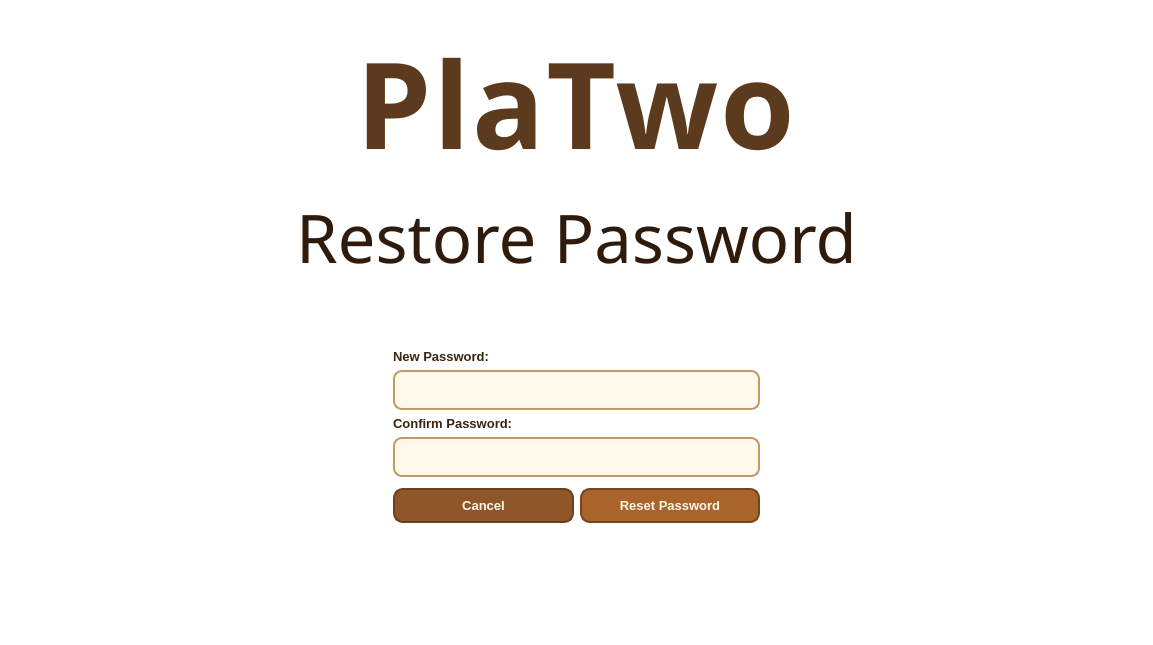
PlaTwo-project/PlaTwo, file UI/Auth/ForgotPassword/forgot_password.ui: the form before one commit.
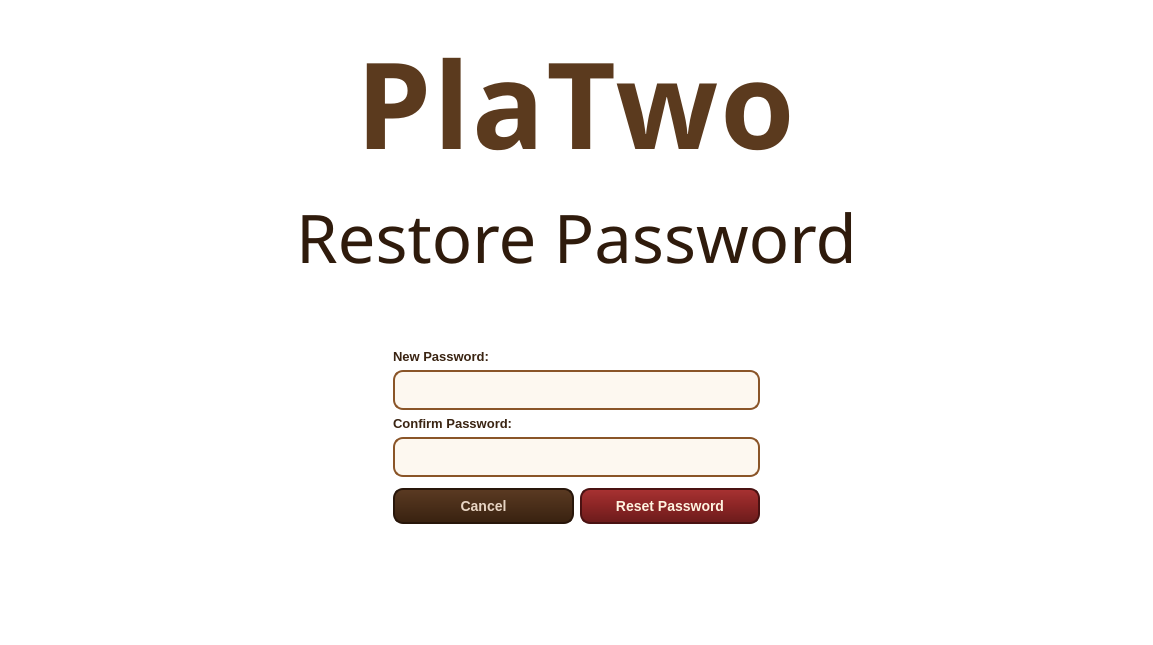
The form after the commit. The open tabs and pages were chosen to show the change.

Patch:
```diff
--- a/UI/Auth/ForgotPassword/forgot_password.ui
+++ b/UI/Auth/ForgotPassword/forgot_password.ui
@@ -580,18 +580,21 @@
               <font>
                <family>Segoe UI Semibold</family>
                <pointsize>11</pointsize>
+               <bold>true</bold>
               </font>
              </property>
              <property name="styleSheet">
-              <string notr="true">QLineEdit {
-    background-color: rgba(255, 248, 235, 235);
-    color: #2E1A0B;
-    border: 2px solid #C49A63;
-    border-radius: 9px;
+              <string notr="true">
+QLineEdit {
+    background-color: #FDF8F0;
+    color: #2F1B0C;
+    border: 2px solid #8A5528;
+    border-radius: 10px;
     padding: 7px 11px;
     font-size: 10.5pt;
+    font-weight: bold;
     selection-background-color: #B77A3D;
-    selection-color: #FFF8EA;
+    selection-color: #FFFFFF;
 }
 
 QLineEdit:hover {
@@ -650,18 +653,21 @@
               <font>
                <family>Segoe UI Semibold</family>
                <pointsize>11</pointsize>
+               <bold>true</bold>
               </font>
              </property>
              <property name="styleSheet">
-              <string notr="true">QLineEdit {
-    background-color: rgba(255, 248, 235, 235);
-    color: #2E1A0B;
-    border: 2px solid #C49A63;
-    border-radius: 9px;
+              <string notr="true">
+QLineEdit {
+    background-color: #FDF8F0;
+    color: #2F1B0C;
+    border: 2px solid #8A5528;
+    border-radius: 10px;
     padding: 7px 11px;
     font-size: 10.5pt;
+    font-weight: bold;
     selection-background-color: #B77A3D;
-    selection-color: #FFF8EA;
+    selection-color: #FFFFFF;
 }
 
 QLineEdit:hover {
@@ -709,17 +715,18 @@
              </property>
              <property name="font">
               <font>
-               <pointsize>10</pointsize>
+               <pointsize>-1</pointsize>
                <bold>true</bold>
               </font>
              </property>
              <property name="styleSheet">
               <string notr="true">QPushButton {
-    background-color: #8F5729;
-    color: #FFF8EA;
-    border: 2px solid #6D3F1D;
+    background: qlineargradient(x1:0, y1:0, x2:0, y2:1, stop:0 #5A3A22, stop:0.5 #4A2E19, stop:1 #382110);
+    color: #E8D5C4;
+    border: 2px solid #28160A;
     border-radius: 10px;
     padding: 8px 16px;
+    font-size: 14px;
     font-weight: bold;
 }
 
@@ -744,7 +751,7 @@
              <property name="minimumSize">
               <size>
                <width>120</width>
-               <height>0</height>
+               <height>30</height>
               </size>
              </property>
              <property name="maximumSize">
@@ -755,17 +762,18 @@
              </property>
              <property name="font">
               <font>
-               <pointsize>10</pointsize>
+               <pointsize>-1</pointsize>
                <bold>true</bold>
               </font>
              </property>
              <property name="styleSheet">
               <string notr="true">QPushButton {
-    background-color: #A8642A;
-    color: #FFF8EA;
-    border: 2px solid #7A431B;
+    background: qlineargradient(x1:0, y1:0, x2:0, y2:1, stop:0 #A83232, stop:0.5 #8B2525, stop:1 #6B1B1B);
+    color: #FFF3E0;
+    border: 2px solid #4A1212;
     border-radius: 10px;
     padding: 8px 16px;
+    font-size: 14px;
     font-weight: bold;
 }
 
```
Left out of the diff: 68 changed lines with no effect on the pictures.
